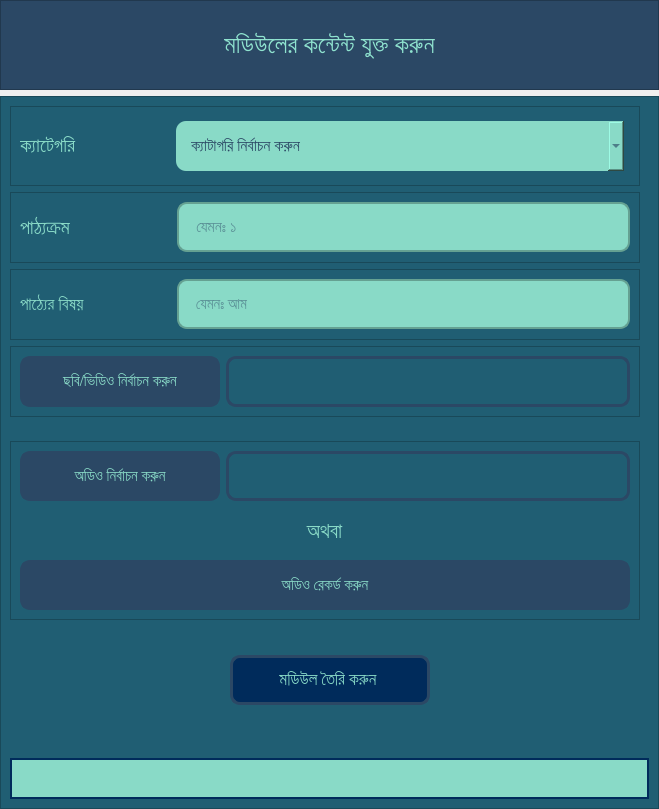
Above: EmPower/Teacher/Frontend/PyQt_UI/add_lesson_content.ui from ahmedfahad04/SPL-2 before the change. Below: the same form after it.
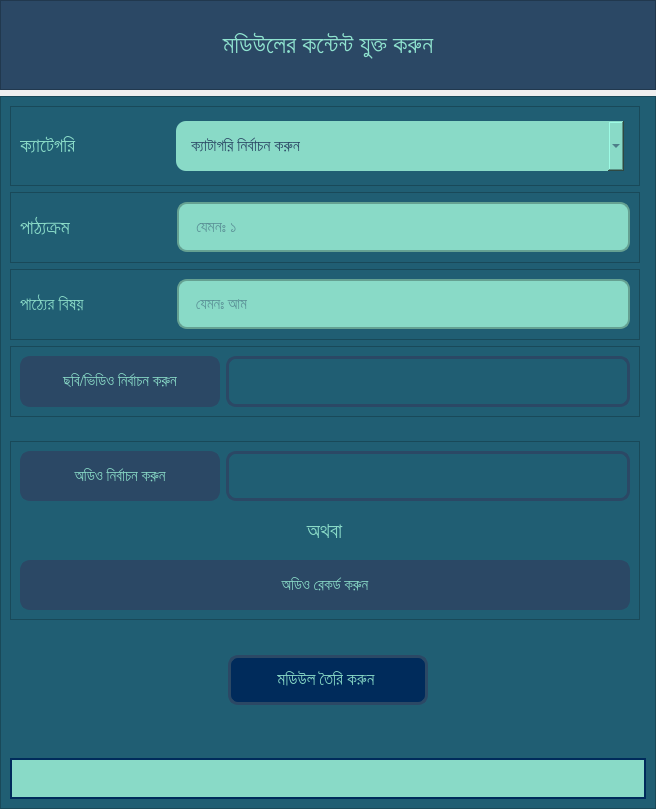
That is the form after the change.

Diff of the .ui file:
```diff
--- a/EmPower/Teacher/Frontend/PyQt_UI/add_lesson_content.ui
+++ b/EmPower/Teacher/Frontend/PyQt_UI/add_lesson_content.ui
@@ -6,14 +6,14 @@
    <rect>
     <x>0</x>
     <y>0</y>
-    <width>659</width>
+    <width>656</width>
     <height>809</height>
    </rect>
   </property>
   <property name="minimumSize">
    <size>
-    <width>542</width>
-    <height>710</height>
+    <width>656</width>
+    <height>809</height>
    </size>
   </property>
   <property name="maximumSize">
```
